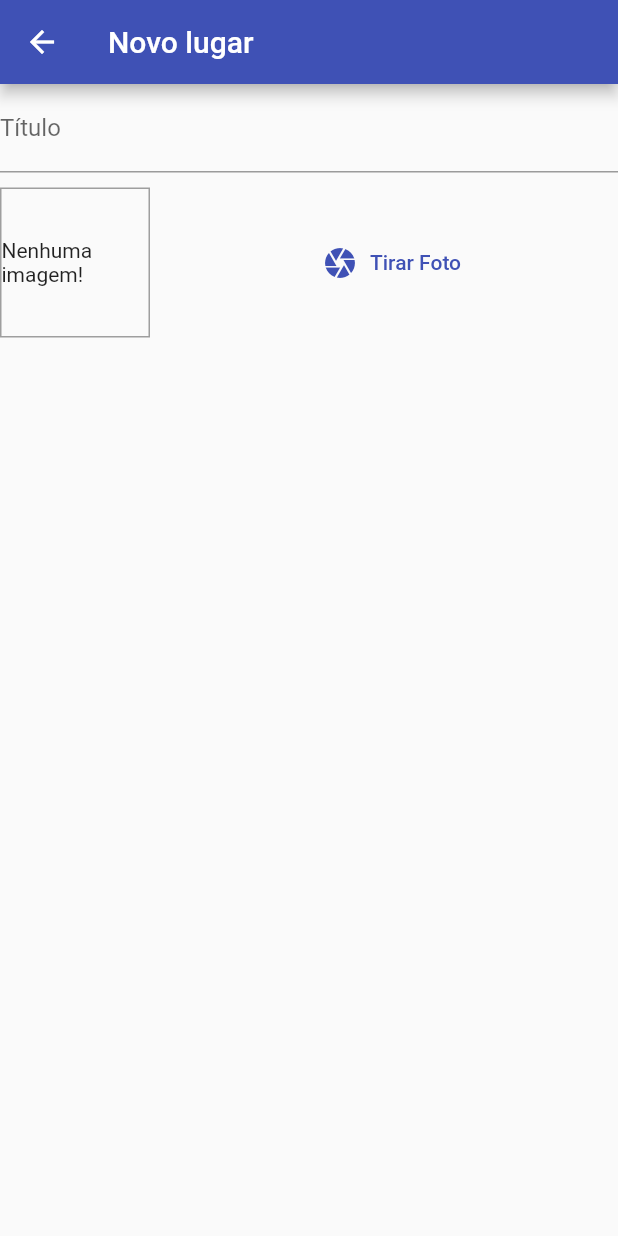
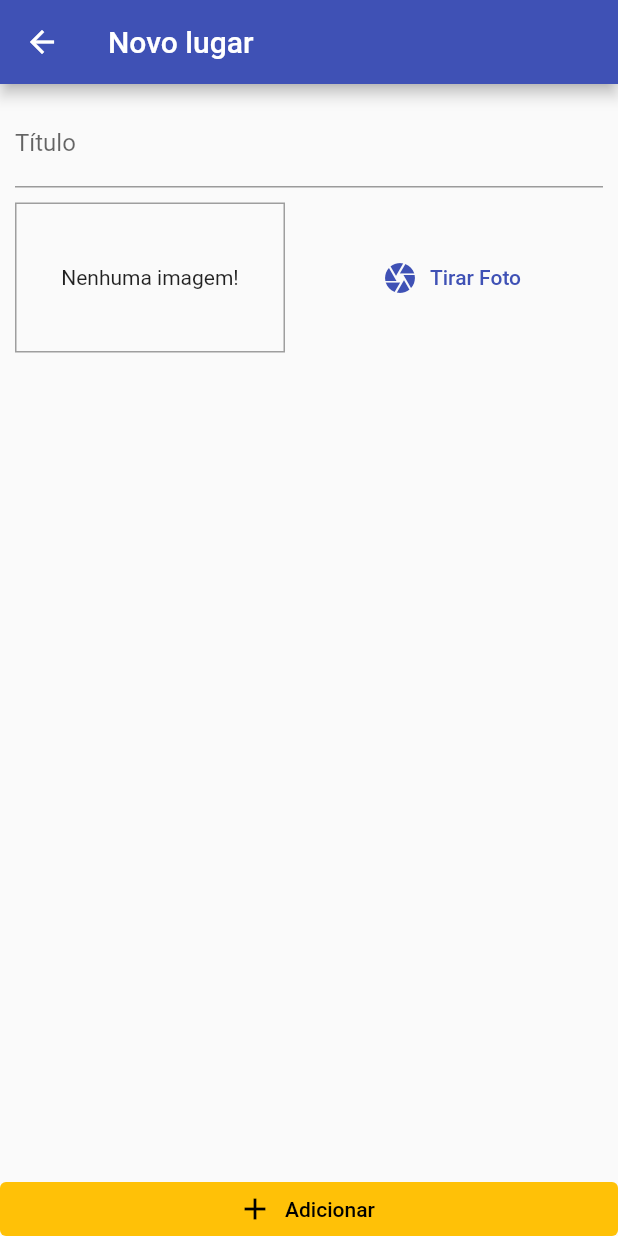
Before and after one commit to Jo-Analyst/great_places, a Flutter app: the PlaceFormScreen screen opened by its route, on a phone screen of 412 x 824 dp. Run offline on Flutter 3.47's test engine with Material 2 defaults, Android fonts, the phone set to English and light mode, and no system bars.

Commit message:
333. Formulário Novo Lugar - completo

```diff
--- a/lib/screens/place_form_screen.dart
+++ b/lib/screens/place_form_screen.dart
@@ -9,6 +9,10 @@ class PlaceFormScreen extends StatefulWidget {
 }
 
 class _PlaceFormScreenState extends State<PlaceFormScreen> {
+  final _titleCOntroller = TextEditingController();
+
+  void _submitForm() {}
+
   @override
   Widget build(BuildContext context) {
     return Scaffold(
@@ -16,12 +20,38 @@ class _PlaceFormScreenState extends State<PlaceFormScreen> {
         title: const Text("Novo lugar"),
       ),
       body: Column(
-        children: const [
-          TextField(
-            decoration: InputDecoration(labelText: "Título"),
+        mainAxisAlignment: MainAxisAlignment.spaceBetween,
+        crossAxisAlignment: CrossAxisAlignment.stretch,
+        children: [
+          Expanded(
+            child: SingleChildScrollView(
+              child: Padding(
+                padding: const EdgeInsets.all(10),
+                child: Column(
+                  children: [
+                    TextField(
+                      controller: _titleCOntroller,
+                      decoration: const InputDecoration(
+                        labelText: "Título",
+                      ),
+                    ),
+                    const SizedBox(height: 10),
+                    const ImageInput(),
+                  ],
+                ),
+              ),
+            ),
           ),
-          SizedBox(height: 10),
-          ImageInput(),
+          ElevatedButton.icon(
+            onPressed: _submitForm,
+            icon: const Icon(Icons.add),
+            label: const Text("Adicionar"),
+            style: ElevatedButton.styleFrom(
+                backgroundColor: Theme.of(context).colorScheme.secondary,
+                foregroundColor: Colors.black,
+                elevation: 0,
+                tapTargetSize: MaterialTapTargetSize.shrinkWrap),
+          ),
         ],
       ),
     );
--- a/lib/widgets/image_input.dart
+++ b/lib/widgets/image_input.dart
@@ -13,7 +13,7 @@ class _ImageInputState extends State<ImageInput> {
     return Row(
       children: [
         Container(
-          width: 100,
+          width: 180,
           height: 100,
           decoration: BoxDecoration(
             border: Border.all(width: 1, color: Colors.grey),
```
